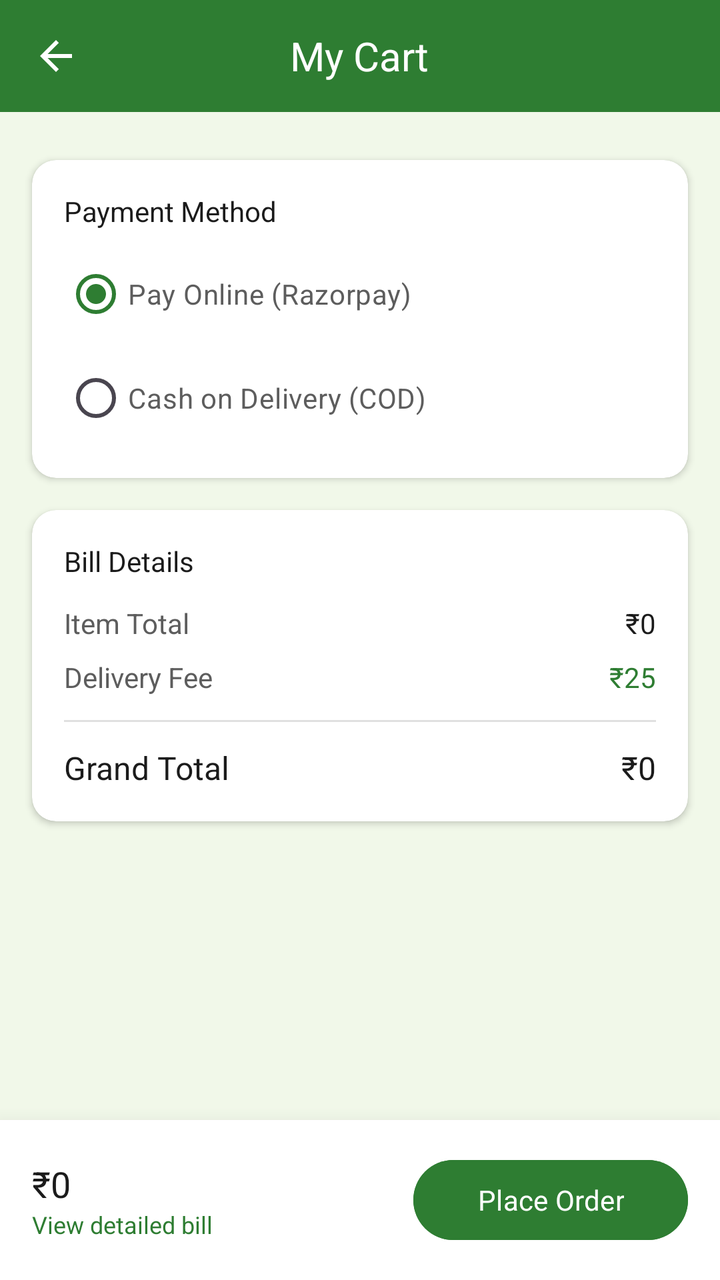
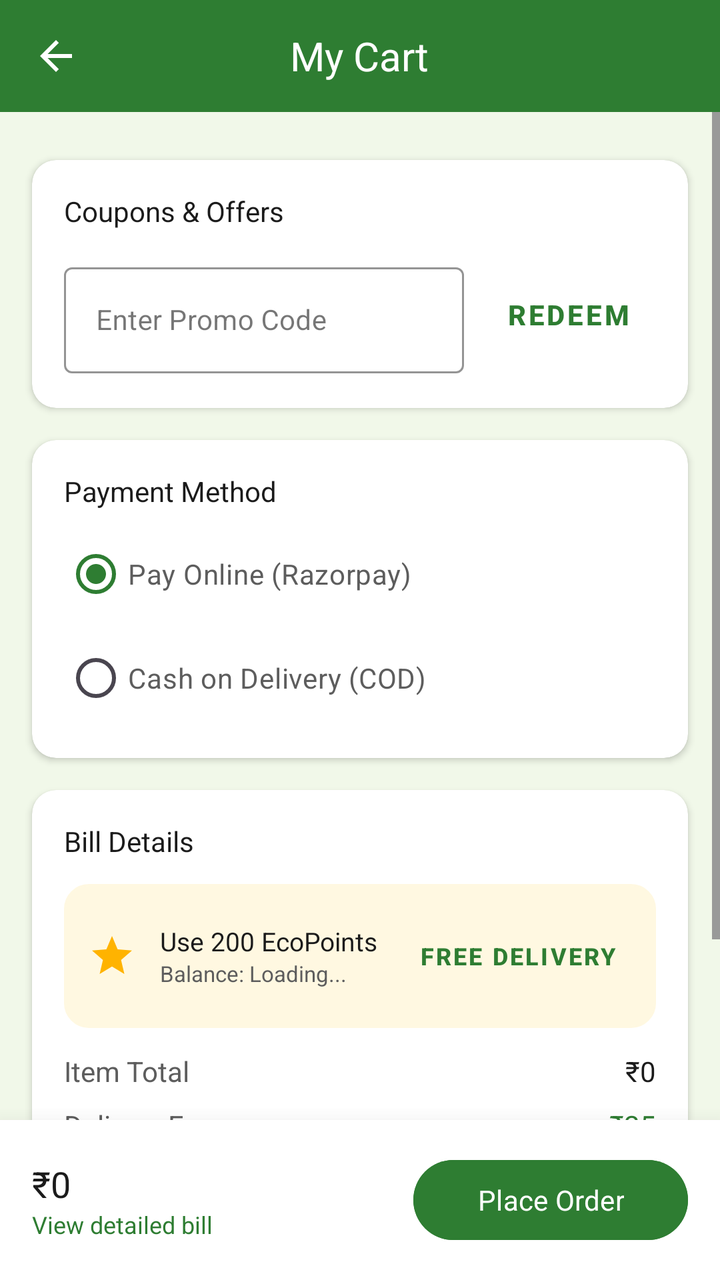

Compare the two renders of this Android layout. The source of the first and the diff that turns it into the second are given below.
<!-- AndroidManifest.xml: application theme Theme.EcoGrocer -->
<!-- res/layout/activity_cart.xml -->
<?xml version="1.0" encoding="utf-8"?>
<RelativeLayout xmlns:android="http://schemas.android.com/apk/res/android"
    xmlns:app="http://schemas.android.com/apk/res-auto"
    android:layout_width="match_parent"
    android:layout_height="match_parent"
    android:background="@color/background_primary">

    
    <RelativeLayout
        android:id="@+id/top_bar"
        android:layout_width="match_parent"
        android:layout_height="56dp"
        android:background="@color/green_primary"
        android:paddingHorizontal="8dp">

        <ImageView
            android:id="@+id/btn_back"
            android:layout_width="40dp"
            android:layout_height="40dp"
            android:layout_alignParentStart="true"
            android:layout_centerVertical="true"
            android:padding="8dp"
            android:src="@drawable/ic_back"
            app:tint="@color/white"
            android:background="?attr/selectableItemBackgroundBorderless" />

        <TextView
            android:layout_width="wrap_content"
            android:layout_height="wrap_content"
            android:layout_centerInParent="true"
            android:text="My Cart"
            android:textColor="@color/white"
            android:textSize="20sp"
            android:fontFamily="sans-serif-bold" />
    </RelativeLayout>

    
    <LinearLayout
        android:id="@+id/layout_empty_cart"
        android:layout_width="match_parent"
        android:layout_height="match_parent"
        android:layout_below="@id/top_bar"
        android:gravity="center"
        android:orientation="vertical"
        android:padding="32dp"
        android:visibility="gone">

        <ImageView
            android:layout_width="120dp"
            android:layout_height="120dp"
            android:src="@drawable/ic_cart"
            app:tint="@color/text_hint" />

        <TextView
            android:layout_width="wrap_content"
            android:layout_height="wrap_content"
            android:layout_marginTop="24dp"
            android:text="Your cart is empty"
            android:textColor="@color/text_primary"
            android:textSize="18sp"
            android:fontFamily="sans-serif-bold" />

        <TextView
            android:layout_width="wrap_content"
            android:layout_height="wrap_content"
            android:layout_marginTop="8dp"
            android:text="Add some fresh groceries to see them here!"
            android:textColor="@color/text_secondary"
            android:gravity="center"
            android:textSize="14sp" />

        <Button
            android:id="@+id/btn_shop_now"
            android:layout_width="wrap_content"
            android:layout_height="wrap_content"
            android:layout_marginTop="24dp"
            android:text="Shop Now"
            android:textAllCaps="false"
            android:backgroundTint="@color/green_primary" />
    </LinearLayout>

    
    <ScrollView
        android:id="@+id/layout_cart_content"
        android:layout_width="match_parent"
        android:layout_height="match_parent"
        android:layout_below="@id/top_bar"
        android:layout_above="@id/layout_checkout_bar"
        android:clipToPadding="false"
        android:paddingBottom="16dp">

        <LinearLayout
            android:layout_width="match_parent"
            android:layout_height="wrap_content"
            android:orientation="vertical">

            <androidx.recyclerview.widget.RecyclerView
                android:id="@+id/rv_cart"
                android:layout_width="match_parent"
                android:layout_height="wrap_content"
                android:layout_marginTop="8dp"
                android:nestedScrollingEnabled="false" />

            
            <LinearLayout
                android:id="@+id/layout_recommendations"
                android:layout_width="match_parent"
                android:layout_height="wrap_content"
                android:layout_marginTop="16dp"
                android:orientation="vertical"
                android:visibility="gone">

                <TextView
                    android:layout_width="wrap_content"
                    android:layout_height="wrap_content"
                    android:layout_marginHorizontal="16dp"
                    android:text="Frequently Bought Together"
                    android:textColor="@color/text_primary"
                    android:textSize="14sp"
                    android:fontFamily="sans-serif-bold" />

                <androidx.recyclerview.widget.RecyclerView
                    android:id="@+id/rv_recommendations"
                    android:layout_width="match_parent"
                    android:layout_height="wrap_content"
                    android:layout_marginTop="8dp"
                    android:clipToPadding="false"
                    android:paddingHorizontal="16dp" />
            </LinearLayout>

            
            <androidx.cardview.widget.CardView
                android:layout_width="match_parent"
                android:layout_height="wrap_content"
                android:layout_marginHorizontal="16dp"
                android:layout_marginTop="16dp"
                app:cardCornerRadius="12dp"
                app:cardElevation="2dp">

                <LinearLayout
                    android:layout_width="match_parent"
                    android:layout_height="wrap_content"
                    android:padding="16dp"
                    android:orientation="vertical">

                    <TextView
                        android:layout_width="wrap_content"
                        android:layout_height="wrap_content"
                        android:text="Payment Method"
                        android:textColor="@color/text_primary"
                        android:textSize="14sp"
                        android:fontFamily="sans-serif-bold" />

                    <RadioGroup
                        android:id="@+id/rg_payment_method"
                        android:layout_width="match_parent"
                        android:layout_height="wrap_content"
                        android:layout_marginTop="8dp"
                        android:orientation="vertical">

                        <RadioButton
                            android:id="@+id/rb_online"
                            android:layout_width="match_parent"
                            android:layout_height="wrap_content"
                            android:text="Pay Online (Razorpay)"
                            android:checked="true"
                            android:buttonTint="@color/green_primary"
                            android:textColor="@color/text_secondary" />

                        <RadioButton
                            android:id="@+id/rb_cod"
                            android:layout_width="match_parent"
                            android:layout_height="wrap_content"
                            android:layout_marginTop="4dp"
                            android:buttonTint="@color/green_primary"
                            android:text="Cash on Delivery (COD)"
                            android:textColor="@color/text_secondary" />
                    </RadioGroup>
                </LinearLayout>
            </androidx.cardview.widget.CardView>

            
            <androidx.cardview.widget.CardView
                android:layout_width="match_parent"
                android:layout_height="wrap_content"
                android:layout_margin="16dp"
                app:cardCornerRadius="12dp"
                app:cardElevation="2dp">

                <LinearLayout
                    android:layout_width="match_parent"
                    android:layout_height="wrap_content"
                    android:padding="16dp"
                    android:orientation="vertical">

                    <TextView
                        android:layout_width="wrap_content"
                        android:layout_height="wrap_content"
                        android:text="Bill Details"
                        android:textColor="@color/text_primary"
                        android:textSize="14sp"
                        android:fontFamily="sans-serif-bold" />

                    <RelativeLayout
                        android:layout_width="match_parent"
                        android:layout_height="wrap_content"
                        android:layout_marginTop="12dp">
                        <TextView
                            android:layout_width="wrap_content"
                            android:layout_height="wrap_content"
                            android:text="Item Total"
                            android:textColor="@color/text_secondary" />
                        <TextView
                            android:id="@+id/tv_subtotal"
                            android:layout_width="wrap_content"
                            android:layout_height="wrap_content"
                            android:layout_alignParentEnd="true"
                            android:text="₹0"
                            android:textColor="@color/text_primary" />
                    </RelativeLayout>

                    <RelativeLayout
                        android:layout_width="match_parent"
                        android:layout_height="wrap_content"
                        android:layout_marginTop="8dp">
                        <TextView
                            android:layout_width="wrap_content"
                            android:layout_height="wrap_content"
                            android:text="Delivery Fee"
                            android:textColor="@color/text_secondary" />
                        <TextView
                            android:id="@+id/tv_delivery_fee"
                            android:layout_width="wrap_content"
                            android:layout_height="wrap_content"
                            android:layout_alignParentEnd="true"
                            android:text="₹25"
                            android:textColor="@color/green_primary" />
                    </RelativeLayout>

                    <View
                        android:layout_width="match_parent"
                        android:layout_height="1dp"
                        android:background="@color/border_color"
                        android:layout_marginVertical="12dp" />

                    <RelativeLayout
                        android:layout_width="match_parent"
                        android:layout_height="wrap_content">
                        <TextView
                            android:layout_width="wrap_content"
                            android:layout_height="wrap_content"
                            android:text="Grand Total"
                            android:textColor="@color/text_primary"
                            android:textSize="16sp"
                            android:fontFamily="sans-serif-bold" />
                        <TextView
                            android:id="@+id/tv_grand_total"
                            android:layout_width="wrap_content"
                            android:layout_height="wrap_content"
                            android:layout_alignParentEnd="true"
                            android:text="₹0"
                            android:textColor="@color/text_primary"
                            android:textSize="16sp"
                            android:fontFamily="sans-serif-bold" />
                    </RelativeLayout>

                </LinearLayout>
            </androidx.cardview.widget.CardView>
        </LinearLayout>
    </ScrollView>

    
    <LinearLayout
        android:id="@+id/layout_checkout_bar"
        android:layout_width="match_parent"
        android:layout_height="wrap_content"
        android:layout_alignParentBottom="true"
        android:background="@color/white"
        android:elevation="16dp"
        android:orientation="horizontal"
        android:padding="16dp"
        android:gravity="center_vertical">
        
        <LinearLayout
            android:layout_width="0dp"
            android:layout_height="wrap_content"
            android:layout_weight="1"
            android:orientation="vertical">
            <TextView
                android:id="@+id/tv_bottom_total"
                android:layout_width="wrap_content"
                android:layout_height="wrap_content"
                android:text="₹0"
                android:textColor="@color/text_primary"
                android:textSize="18sp"
                android:fontFamily="sans-serif-bold" />
            <TextView
                android:layout_width="wrap_content"
                android:layout_height="wrap_content"
                android:text="View detailed bill"
                android:textColor="@color/green_primary"
                android:textSize="12sp" />
        </LinearLayout>

        <Button
            android:id="@+id/btn_checkout"
            android:layout_width="wrap_content"
            android:layout_height="48dp"
            android:paddingHorizontal="32dp"
            android:text="Place Order"
            android:textAllCaps="false"
            android:fontFamily="sans-serif-bold"
            android:backgroundTint="@color/green_primary" />
    </LinearLayout>

</RelativeLayout>
<!-- resources referenced by this layout -->
<resources>
  <color name="background_primary">#F1F8E9</color>
  <color name="border_color">#E0E0E0</color>
  <color name="green_primary">#2E7D32</color>
  <color name="text_hint">#9E9E9E</color>
  <color name="text_primary">#1B1B1B</color>
  <color name="text_secondary">#5D5D5D</color>
  <color name="white">#FFFFFFFF</color>
  <!-- drawable ic_back (drawable) -->
  <?xml version="1.0" encoding="utf-8"?>
  <vector xmlns:android="http://schemas.android.com/apk/res/android"
      android:width="24dp"
      android:height="24dp"
      android:viewportWidth="24"
      android:viewportHeight="24"
      android:tint="?attr/colorControlNormal">
      <path
          android:fillColor="@android:color/white"
          android:pathData="M20,11H7.83l5.59,-5.59L12,4l-8,8 8,8 1.41,-1.41L7.83,13H20v-2z"/>
  </vector>
  <!-- drawable ic_cart (drawable) -->
  <?xml version="1.0" encoding="utf-8"?>
  <vector xmlns:android="http://schemas.android.com/apk/res/android"
      android:width="24dp"
      android:height="24dp"
      android:viewportWidth="24"
      android:viewportHeight="24"
      android:tint="?attr/colorControlNormal">
      <path
          android:fillColor="@android:color/white"
          android:pathData="M7,18c-1.1,0 -1.99,0.9 -1.99,2S5.9,22 7,22s2,-0.9 2,-2 -0.9,-2 -2,-2zM1,2v2h2l3.6,7.59 -1.35,2.45c-0.16,0.28 -0.25,0.61 -0.25,0.96 0,1.1 0.9,2 2,2h12v-2H7.42c-0.14,0 -0.25,-0.11 -0.25,-0.25l0.03,-0.12 0.9,-1.63h7.45c0.75,0 1.41,-0.41 1.75,-1.03l3.58,-6.49c0.08,-0.14 0.12,-0.31 0.12,-0.48 0,-0.55 -0.45,-1 -1,-1H5.21l-0.94,-2H1zM17,18c-1.1,0 -1.99,0.9 -1.99,2s0.89,2 1.99,2 2,-0.9 2,-2 -0.9,-2 -2,-2z"/>
  </vector>
  <style name="Theme.EcoGrocer" parent="Base.Theme.EcoGrocer" />
  <style name="Base.Theme.EcoGrocer" parent="Theme.Material3.DayNight.NoActionBar">
          <item name="colorPrimary">@color/green_primary</item>
          <item name="colorPrimaryDark">@color/green_primary_dark</item>
          <item name="colorAccent">@color/green_accent</item>
          <item name="colorOnPrimary">@color/green_on_primary</item>
          <item name="colorSecondary">@color/green_accent</item>
          <item name="colorOnSecondary">@color/white</item>
          <item name="colorSurface">@color/background_white</item>
          <item name="colorOnSurface">@color/text_primary</item>
          <item name="android:colorBackground">@color/background_primary</item>
          <item name="android:statusBarColor">@color/green_primary</item>
          <item name="android:windowBackground">@color/background_primary</item>
      </style>
  <color name="green_primary_dark">#1B5E20</color>
  <color name="green_accent">#66BB6A</color>
  <color name="green_on_primary">#FFFFFF</color>
  <color name="background_white">#FFFFFF</color>
</resources>

<!-- the commit's change to res/layout/activity_cart.xml (unified diff, before → after) -->
@@ -146,6 +146,77 @@
                     <TextView
                         android:layout_width="wrap_content"
                         android:layout_height="wrap_content"
+                        android:text="Coupons &amp; Offers"
+                        android:textColor="@color/text_primary"
+                        android:textSize="14sp"
+                        android:fontFamily="sans-serif-bold" />
+
+                    <LinearLayout
+                        android:layout_width="match_parent"
+                        android:layout_height="wrap_content"
+                        android:layout_marginTop="12dp"
+                        android:orientation="horizontal"
+                        android:gravity="center_vertical">
+
+                        <com.google.android.material.textfield.TextInputLayout
+                            android:id="@+id/til_promo_code"
+                            style="@style/Widget.MaterialComponents.TextInputLayout.OutlinedBox"
+                            android:layout_width="0dp"
+                            android:layout_height="wrap_content"
+                            android:layout_weight="1"
+                            android:hint="Enter Promo Code"
+                            app:hintTextColor="@color/green_primary"
+                            app:boxStrokeColor="@color/green_primary"
+                            app:placeholderText="e.g. FREEDEL">
+
+                            <com.google.android.material.textfield.TextInputEditText
+                                android:id="@+id/et_promo_code"
+                                android:layout_width="match_parent"
+                                android:layout_height="wrap_content"
+                                android:inputType="textCapCharacters"
+                                android:textColor="@color/text_primary"
+                                android:textSize="14sp" />
+                        </com.google.android.material.textfield.TextInputLayout>
+
+                        <com.google.android.material.button.MaterialButton
+                            android:id="@+id/btn_apply_promo"
+                            style="@style/Widget.MaterialComponents.Button.TextButton"
+                            android:layout_width="wrap_content"
+                            android:layout_height="wrap_content"
+                            android:layout_marginStart="8dp"
+                            android:text="REDEEM"
+                            android:textColor="@color/green_primary"
+                            android:textStyle="bold" />
+                    </LinearLayout>
+                    
+                    <TextView
+                        android:id="@+id/tv_promo_message"
+                        android:layout_width="wrap_content"
+                        android:layout_height="wrap_content"
+                        android:layout_marginTop="4dp"
+                        android:visibility="gone"
+                        android:textSize="12sp" />
+                </LinearLayout>
+            </androidx.cardview.widget.CardView>
+
+            
+            <androidx.cardview.widget.CardView
+                android:layout_width="match_parent"
+                android:layout_height="wrap_content"
+                android:layout_marginHorizontal="16dp"
+                android:layout_marginTop="16dp"
+                app:cardCornerRadius="12dp"
+                app:cardElevation="2dp">
+
+                <LinearLayout
+                    android:layout_width="match_parent"
+                    android:layout_height="wrap_content"
+                    android:padding="16dp"
+                    android:orientation="vertical">
+
+                    <TextView
+                        android:layout_width="wrap_content"
+                        android:layout_height="wrap_content"
                         android:text="Payment Method"
                         android:textColor="@color/text_primary"
                         android:textSize="14sp"
@@ -201,6 +272,57 @@
                         android:textSize="14sp"
                         android:fontFamily="sans-serif-bold" />
 
+                    
+                    <LinearLayout
+                        android:id="@+id/layout_ecopoints_redeem"
+                        android:layout_width="match_parent"
+                        android:layout_height="wrap_content"
+                        android:layout_marginTop="12dp"
+                        android:background="@drawable/bg_order_item"
+                        android:backgroundTint="@color/eco_coin_bg"
+                        android:padding="12dp"
+                        android:orientation="horizontal"
+                        android:gravity="center_vertical">
+
+                        <ImageView
+                            android:layout_width="24dp"
+                            android:layout_height="24dp"
+                            android:src="@drawable/ic_rewards"
+                            app:tint="@color/eco_coin_gold" />
+
+                        <LinearLayout
+                            android:layout_width="0dp"
+                            android:layout_height="wrap_content"
+                            android:layout_weight="1"
+                            android:layout_marginStart="12dp"
+                            android:orientation="vertical">
+                            <TextView
+                                android:layout_width="wrap_content"
+                                android:layout_height="wrap_content"
+                                android:text="Use 200 EcoPoints"
+                                android:textColor="@color/text_primary"
+                                android:textSize="13sp"
+                                android:fontFamily="sans-serif-bold" />
+                            <TextView
+                                android:id="@+id/tv_user_ecocoins"
+                                android:layout_width="wrap_content"
+                                android:layout_height="wrap_content"
+                                android:text="Balance: Loading..."
+                                android:textColor="@color/text_secondary"
+                                android:textSize="11sp" />
+                        </LinearLayout>
+
+                        <com.google.android.material.button.MaterialButton
+                            android:id="@+id/btn_use_points"
+                            style="@style/Widget.MaterialComponents.Button.TextButton"
+                            android:layout_width="wrap_content"
+                            android:layout_height="wrap_content"
+                            android:text="FREE DELIVERY"
+                            android:textColor="@color/green_primary"
+                            android:textSize="12sp"
+                            android:textStyle="bold" />
+                    </LinearLayout>
+
                     <RelativeLayout
                         android:layout_width="match_parent"
                         android:layout_height="wrap_content"
@@ -234,6 +356,26 @@
                             android:layout_height="wrap_content"
                             android:layout_alignParentEnd="true"
                             android:text="₹25"
+                            android:textColor="@color/green_primary" />
+                    </RelativeLayout>
+
+                    <RelativeLayout
+                        android:id="@+id/layout_discount"
+                        android:layout_width="match_parent"
+                        android:layout_height="wrap_content"
+                        android:layout_marginTop="8dp"
+                        android:visibility="gone">
+                        <TextView
+                            android:layout_width="wrap_content"
+                            android:layout_height="wrap_content"
+                            android:text="Promo Discount"
+                            android:textColor="@color/text_secondary" />
+                        <TextView
+                            android:id="@+id/tv_discount"
+                            android:layout_width="wrap_content"
+                            android:layout_height="wrap_content"
+                            android:layout_alignParentEnd="true"
+                            android:text="-₹0"
                             android:textColor="@color/green_primary" />
                     </RelativeLayout>
 
<!-- resource entries referenced after the edit -->
@@ -2,11 +2,23 @@
 <resources>
   <color name="background_primary">#F1F8E9</color>
   <color name="border_color">#E0E0E0</color>
+  <color name="eco_coin_bg">#FFF8E1</color>
+  <color name="eco_coin_gold">#FFB300</color>
   <color name="green_primary">#2E7D32</color>
   <color name="text_hint">#9E9E9E</color>
   <color name="text_primary">#1B1B1B</color>
   <color name="text_secondary">#5D5D5D</color>
   <color name="white">#FFFFFFFF</color>
+  <!-- drawable bg_order_item (drawable) -->
+  <?xml version="1.0" encoding="utf-8"?>
+  <shape xmlns:android="http://schemas.android.com/apk/res/android"
+      android:shape="rectangle">
+      <solid android:color="#FFFFFF" />
+      <corners android:radius="12dp" />
+      <stroke 
+          android:width="1dp" 
+          android:color="#E0E0E0" />
+  </shape>
   <!-- drawable ic_back (drawable) -->
   <?xml version="1.0" encoding="utf-8"?>
   <vector xmlns:android="http://schemas.android.com/apk/res/android"
@@ -31,6 +43,18 @@
           android:fillColor="@android:color/white"
           android:pathData="M7,18c-1.1,0 -1.99,0.9 -1.99,2S5.9,22 7,22s2,-0.9 2,-2 -0.9,-2 -2,-2zM1,2v2h2l3.6,7.59 -1.35,2.45c-0.16,0.28 -0.25,0.61 -0.25,0.96 0,1.1 0.9,2 2,2h12v-2H7.42c-0.14,0 -0.25,-0.11 -0.25,-0.25l0.03,-0.12 0.9,-1.63h7.45c0.75,0 1.41,-0.41 1.75,-1.03l3.58,-6.49c0.08,-0.14 0.12,-0.31 0.12,-0.48 0,-0.55 -0.45,-1 -1,-1H5.21l-0.94,-2H1zM17,18c-1.1,0 -1.99,0.9 -1.99,2s0.89,2 1.99,2 2,-0.9 2,-2 -0.9,-2 -2,-2z"/>
   </vector>
+  <!-- drawable ic_rewards (drawable) -->
+  <?xml version="1.0" encoding="utf-8"?>
+  <vector xmlns:android="http://schemas.android.com/apk/res/android"
+      android:width="24dp"
+      android:height="24dp"
+      android:viewportWidth="24"
+      android:viewportHeight="24"
+      android:tint="?attr/colorControlNormal">
+      <path
+          android:fillColor="@android:color/white"
+          android:pathData="M12,17.27L18.18,21l-1.64,-7.03L22,9.24l-7.19,-0.61L12,2 9.19,8.63 2,9.24l5.46,4.73L5.82,21z"/>
+  </vector>
   <style name="Theme.EcoGrocer" parent="Base.Theme.EcoGrocer" />
   <style name="Base.Theme.EcoGrocer" parent="Theme.Material3.DayNight.NoActionBar">
           <item name="colorPrimary">@color/green_primary</item>
